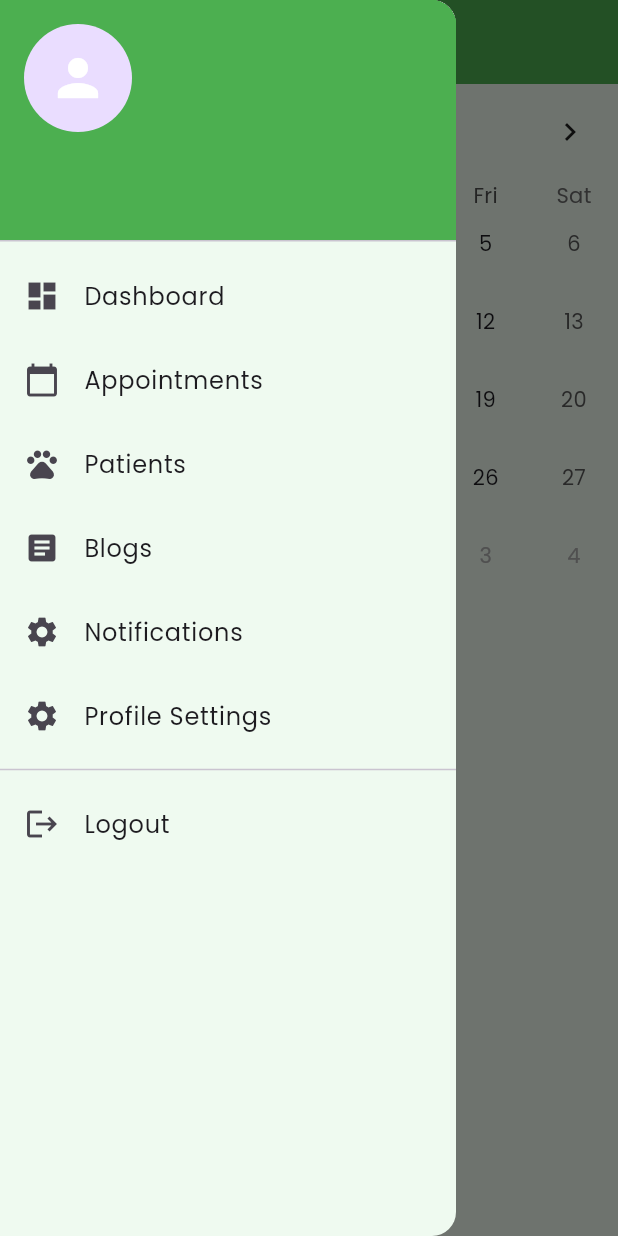
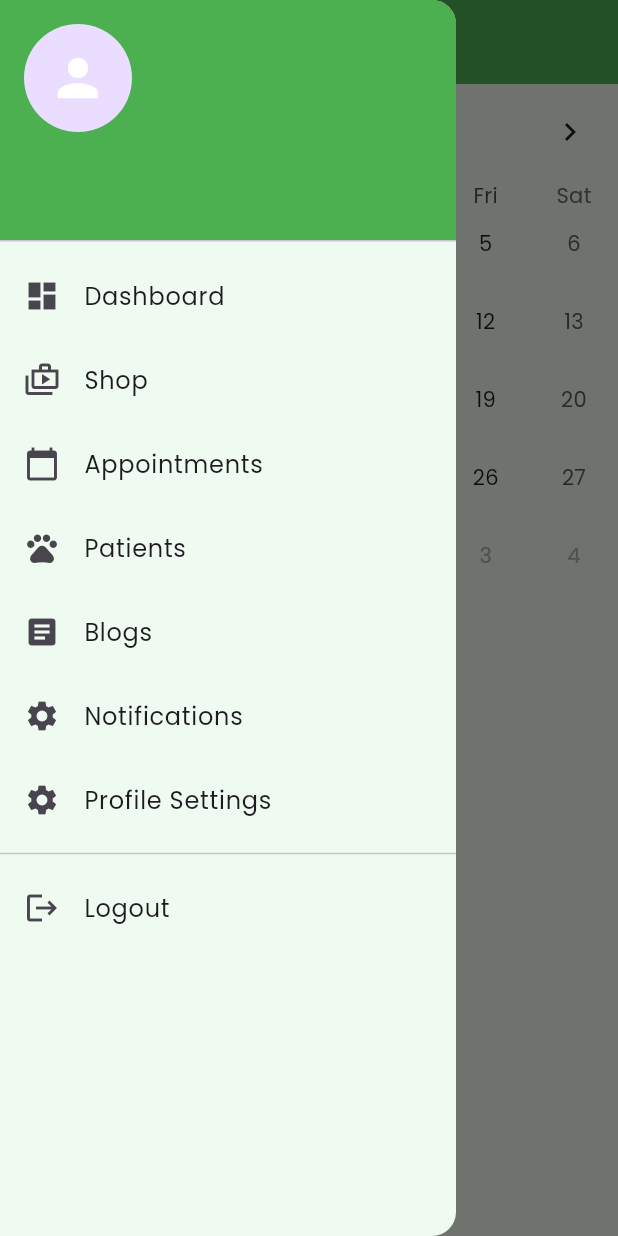
Before and after one commit to syedkashanabbas/PawfectCare, a Flutter app: the AppointmentCalendarScreen screen opened by its route, with the side drawer open, on a phone screen of 412 x 824 dp. Run offline on Flutter 3.47's test engine with Material 3 defaults, Android fonts, the phone set to English and light mode, and no system bars; drawn by our look-alikes of table_calendar; our stand-ins replace cloud_firestore, firebase_auth, firebase_core, firebase_database, google_fonts, image_picker and 1 more; missing offline and left inert: dart:html, dart:ui_web; accounts and stored records are empty.

Commit message:
Update VetDrawer.dart

```diff
--- a/lib/Vet/VetDrawer.dart
+++ b/lib/Vet/VetDrawer.dart
@@ -42,6 +42,7 @@ class VetDrawer extends StatelessWidget {
             },
           ),
           _drawerItem(context, Icons.dashboard, 'Dashboard', '/vetdashboard'),
+          _drawerItem(context, Icons.shop_2_outlined, 'Shop', '/storelist'),
           _drawerItem(context, Icons.calendar_today, 'Appointments', '/appointmentcalendar'),
           _drawerItem(context, Icons.pets, 'Patients', '/vetPatients'),
           _drawerItem(context, Icons.article, 'Blogs', '/bloglist'),
```
